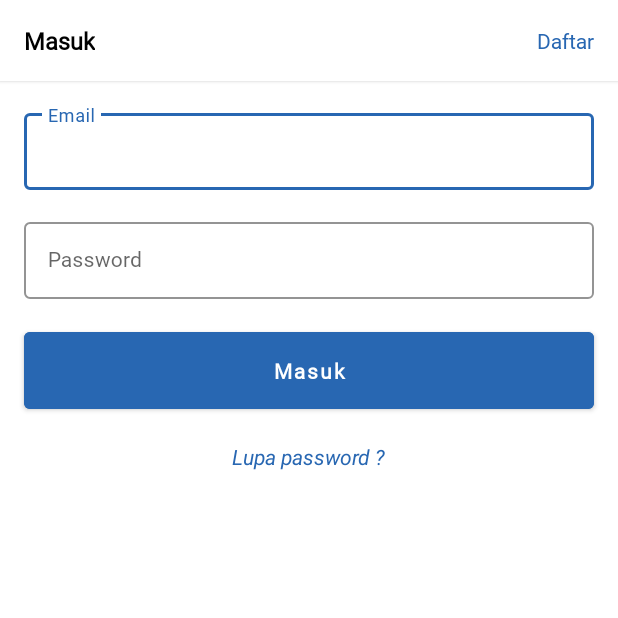
After one commit to maulanarasoky/Dissajob-Applicant, an Android app: the SignInActivity screen opened directly, with no data from a screen before it, on a phone screen of 412 x 824 dp, the top half of it. The commit adds this screen. Run offline under Robolectric (Android 15) with nearby library versions, the phone set to English and light mode, and no system bars.

Commit message:
Designing SignInActivity

```diff
--- a/app/src/main/AndroidManifest.xml
+++ b/app/src/main/AndroidManifest.xml
@@ -9,6 +9,7 @@
         android:roundIcon="@mipmap/ic_launcher_round"
         android:supportsRtl="true"
         android:theme="@style/Theme.DissajobApplicant">
+        <activity android:name=".ui.signin.SignInActivity"></activity>
         <activity android:name=".MainActivity">
             <intent-filter>
                 <action android:name="android.intent.action.MAIN" />
--- /dev/null
+++ b/app/src/main/java/org/d3ifcool/dissajobapplicant/ui/signin/SignInActivity.kt
@@ -0,0 +1,12 @@
+package org.d3ifcool.dissajobapplicant.ui.signin
+
+import androidx.appcompat.app.AppCompatActivity
+import android.os.Bundle
+import org.d3ifcool.dissajobapplicant.R
+
+class SignInActivity : AppCompatActivity() {
+    override fun onCreate(savedInstanceState: Bundle?) {
+        super.onCreate(savedInstanceState)
+        setContentView(R.layout.activity_sign_in)
+    }
+}
--- /dev/null
+++ b/app/src/main/res/drawable/cursor_color.xml
@@ -0,0 +1,5 @@
+<?xml version="1.0" encoding="utf-8"?>
+<shape xmlns:android="http://schemas.android.com/apk/res/android" >
+    <size android:width="1.5dp" />
+    <solid android:color="@color/text_color"  />
+</shape>
--- /dev/null
+++ b/app/src/main/res/drawable/ic_arrow_back_black_24dp.xml
@@ -0,0 +1,10 @@
+<vector xmlns:android="http://schemas.android.com/apk/res/android"
+    android:width="24dp"
+    android:height="24dp"
+    android:viewportWidth="24"
+    android:viewportHeight="24"
+    android:tint="?attr/colorControlNormal">
+  <path
+      android:fillColor="@android:color/black"
+      android:pathData="M17.77,3.77l-1.77,-1.77l-10,10l10,10l1.77,-1.77l-8.23,-8.23z"/>
+</vector>
--- /dev/null
+++ b/app/src/main/res/layout/activity_sign_in.xml
@@ -0,0 +1,109 @@
+<?xml version="1.0" encoding="utf-8"?>
+<androidx.constraintlayout.widget.ConstraintLayout xmlns:android="http://schemas.android.com/apk/res/android"
+    xmlns:app="http://schemas.android.com/apk/res-auto"
+    xmlns:tools="http://schemas.android.com/tools"
+    android:id="@+id/container"
+    android:layout_width="match_parent"
+    android:layout_height="match_parent"
+    android:background="@android:color/white"
+    tools:context=".ui.signin.SignInActivity">
+
+    <include
+        android:id="@+id/header"
+        layout="@layout/sign_in_header"
+        android:layout_width="match_parent"
+        android:layout_height="wrap_content"
+        app:layout_constraintEnd_toEndOf="parent"
+        app:layout_constraintStart_toStartOf="parent"
+        app:layout_constraintTop_toTopOf="parent" />
+
+    <com.google.android.material.textfield.TextInputLayout
+        android:id="@+id/text_input_email"
+        style="@style/Widget.MaterialComponents.TextInputLayout.OutlinedBox"
+        android:layout_width="match_parent"
+        android:layout_height="wrap_content"
+        android:layout_marginStart="@dimen/margin_16dp"
+        android:layout_marginTop="@dimen/margin_16dp"
+        android:layout_marginEnd="@dimen/margin_16dp"
+        android:hint="@string/txt_email"
+        app:boxStrokeColor="@color/colorPrimary"
+        app:layout_constraintEnd_toEndOf="parent"
+        app:layout_constraintStart_toStartOf="parent"
+        app:layout_constraintTop_toBottomOf="@id/header">
+
+        <EditText
+            android:id="@+id/etEmail"
+            android:layout_width="match_parent"
+            android:layout_height="match_parent"
+            android:fontFamily="@font/roboto"
+            android:inputType="textEmailAddress"
+            android:padding="@dimen/margin_16dp"
+            android:textColor="@color/text_color"
+            android:textCursorDrawable="@drawable/cursor_color"
+            android:textSize="14sp" />
+
+    </com.google.android.material.textfield.TextInputLayout>
+
+    <com.google.android.material.textfield.TextInputLayout
+        android:id="@+id/text_input_password"
+        style="@style/Widget.MaterialComponents.TextInputLayout.OutlinedBox"
+        android:layout_width="match_parent"
+        android:layout_height="wrap_content"
+        android:layout_marginStart="@dimen/margin_16dp"
+        android:layout_marginTop="@dimen/margin_16dp"
+        android:layout_marginEnd="@dimen/margin_16dp"
+        android:hint="@string/txt_password"
+        app:boxStrokeColor="@color/colorPrimary"
+        app:layout_constraintEnd_toEndOf="parent"
+        app:layout_constraintStart_toStartOf="parent"
+        app:layout_constraintTop_toBottomOf="@+id/text_input_email">
+
+        <EditText
+            android:id="@+id/etPassword"
+            android:layout_width="match_parent"
+            android:layout_height="match_parent"
+            android:fontFamily="@font/roboto"
+            android:inputType="textPassword"
+            android:padding="@dimen/margin_16dp"
+            android:textColor="@color/text_color"
+            android:textCursorDrawable="@drawable/cursor_color"
+            android:textSize="14sp" />
+
+    </com.google.android.material.textfield.TextInputLayout>
+
+    <Button
+        android:id="@+id/btnSignIn"
+        android:layout_width="match_parent"
+        android:layout_height="wrap_content"
+        android:layout_marginStart="@dimen/margin_16dp"
+        android:layout_marginTop="@dimen/margin_16dp"
+        android:layout_marginEnd="@dimen/margin_16dp"
+        android:backgroundTint="@color/colorPrimary"
+        android:fontFamily="@font/roboto"
+        android:paddingTop="@dimen/margin_16dp"
+        android:paddingBottom="@dimen/margin_16dp"
+        android:text="@string/txt_sign_in"
+        android:textAllCaps="false"
+        android:textColor="@android:color/white"
+        android:textSize="14sp"
+        android:textStyle="bold"
+        app:layout_constraintEnd_toStartOf="parent"
+        app:layout_constraintStart_toStartOf="parent"
+        app:layout_constraintTop_toBottomOf="@+id/text_input_password" />
+
+    <TextView
+        android:id="@+id/tvResetPassword"
+        android:layout_width="wrap_content"
+        android:layout_height="wrap_content"
+        android:layout_marginTop="@dimen/margin_16dp"
+        android:text="@string/txt_lupa_password"
+        android:textColor="@color/colorPrimary"
+        android:background="?attr/selectableItemBackgroundBorderless"
+        android:textSize="14sp"
+        android:textStyle="italic"
+        app:layout_constraintEnd_toEndOf="parent"
+        app:layout_constraintStart_toStartOf="parent"
+        app:layout_constraintTop_toBottomOf="@+id/btnSignIn" />
+
+
+</androidx.constraintlayout.widget.ConstraintLayout>
--- /dev/null
+++ b/app/src/main/res/layout/sign_in_header.xml
@@ -0,0 +1,40 @@
+<?xml version="1.0" encoding="utf-8"?>
+<androidx.constraintlayout.widget.ConstraintLayout xmlns:android="http://schemas.android.com/apk/res/android"
+    xmlns:app="http://schemas.android.com/apk/res-auto"
+    android:layout_width="match_parent"
+    android:layout_height="wrap_content"
+    android:background="@android:color/white"
+    android:elevation="@dimen/elevation_header">
+
+    <TextView
+        android:id="@+id/headerTitle"
+        android:layout_width="wrap_content"
+        android:layout_height="wrap_content"
+        android:layout_marginStart="@dimen/margin_16dp"
+        android:layout_marginTop="@dimen/margin_16dp"
+        android:layout_marginBottom="@dimen/margin_16dp"
+        android:fontFamily="@font/roboto"
+        android:text="@string/txt_sign_in"
+        android:textColor="@color/text_color"
+        android:textSize="16sp"
+        android:textStyle="bold"
+        app:layout_constraintBottom_toBottomOf="parent"
+        app:layout_constraintStart_toStartOf="parent"
+        app:layout_constraintTop_toTopOf="parent" />
+
+    <TextView
+        android:id="@+id/btnSignUp"
+        android:layout_width="wrap_content"
+        android:layout_height="wrap_content"
+        android:layout_marginEnd="@dimen/margin_16dp"
+        android:background="?attr/selectableItemBackgroundBorderless"
+        android:fontFamily="@font/roboto"
+        android:text="@string/txt_sign_up"
+        android:textColor="@color/colorPrimary"
+        android:textSize="14sp"
+        app:layout_constraintBottom_toBottomOf="@id/headerTitle"
+        app:layout_constraintEnd_toEndOf="parent"
+        app:layout_constraintTop_toTopOf="@id/headerTitle" />
+
+
+</androidx.constraintlayout.widget.ConstraintLayout>
--- a/app/src/main/res/values-night/themes.xml
+++ b/app/src/main/res/values-night/themes.xml
@@ -1,16 +1,17 @@
 <resources xmlns:tools="http://schemas.android.com/tools">
     <!-- Base application theme. -->
-    <style name="Theme.DissajobApplicant" parent="Theme.MaterialComponents.DayNight.DarkActionBar">
+    <style name="Theme.DissajobRecruiter" parent="Theme.MaterialComponents.Light.NoActionBar">
         <!-- Primary brand color. -->
-        <item name="colorPrimary">@color/purple_200</item>
-        <item name="colorPrimaryVariant">@color/purple_700</item>
-        <item name="colorOnPrimary">@color/black</item>
+        <item name="colorPrimary">@color/colorPrimary</item>
+        <item name="colorPrimaryVariant">@color/colorPrimary</item>
+        <item name="colorOnPrimary">@color/colorPrimary</item>
         <!-- Secondary brand color. -->
-        <item name="colorSecondary">@color/teal_200</item>
-        <item name="colorSecondaryVariant">@color/teal_200</item>
-        <item name="colorOnSecondary">@color/black</item>
+        <item name="colorSecondary">@color/colorPrimaryDark</item>
+        <item name="colorSecondaryVariant">@color/colorPrimaryDark</item>
+        <item name="colorOnSecondary">@color/colorPrimaryDark</item>
         <!-- Status bar color. -->
-        <item name="android:statusBarColor" tools:targetApi="l">?attr/colorPrimaryVariant</item>
+        <item name="android:statusBarColor" tools:targetApi="l">@color/white</item>
         <!-- Customize your theme here. -->
+        <item name="android:windowLightStatusBar" tools:targetApi="23">true</item>
     </style>
 </resources>
--- a/app/src/main/res/values/colors.xml
+++ b/app/src/main/res/values/colors.xml
@@ -1,10 +1,16 @@
 <?xml version="1.0" encoding="utf-8"?>
 <resources>
-    <color name="purple_200">#FFBB86FC</color>
-    <color name="purple_500">#FF6200EE</color>
-    <color name="purple_700">#FF3700B3</color>
-    <color name="teal_200">#FF03DAC5</color>
-    <color name="teal_700">#FF018786</color>
-    <color name="black">#FF000000</color>
-    <color name="white">#FFFFFFFF</color>
+    <color name="colorPrimary">#2867b2</color>
+    <color name="colorPrimaryDark">#3700B3</color>
+    <color name="colorAccent">#2867b2</color>
+    <color name="softBlack">#353839</color>
+    <color name="white">#FFFFFF</color>
+    <color name="gray">#868E96</color>
+    <color name="red">#fc4747</color>
+    <color name="colorStroke">#DFE5ED</color>
+    <color name="text_color">@android:color/black</color>
+    <color name="preview_text_color">#1BA4EB</color>
+    <color name="sign_out_text_color">#FD2121</color>
+    <color name="preview_bg_btn">#E5F7FF</color>
+    <color name="sign_out_bg_btn">#FFE5E5</color>
 </resources>
--- /dev/null
+++ b/app/src/main/res/values/dimens.xml
@@ -0,0 +1,11 @@
+<?xml version="1.0" encoding="utf-8"?>
+<resources>
+    <dimen name="margin_4dp">4dp</dimen>
+    <dimen name="margin_8dp">8dp</dimen>
+    <dimen name="margin_10dp">10dp</dimen>
+    <dimen name="margin_12dp">12dp</dimen>
+    <dimen name="margin_16dp">16dp</dimen>
+    <dimen name="margin_32dp">32dp</dimen>
+    <dimen name="margin_40dp">40dp</dimen>
+    <dimen name="elevation_header">1.8dp</dimen>
+</resources>
--- a/app/src/main/res/values/strings.xml
+++ b/app/src/main/res/values/strings.xml
@@ -1,3 +1,8 @@
 <resources>
     <string name="app_name">DissajobApplicant</string>
+    <string name="txt_sign_in">Masuk</string>
+    <string name="txt_sign_up">Daftar</string>
+    <string name="txt_email">Email</string>
+    <string name="txt_password">Password</string>
+    <string name="txt_lupa_password">Lupa password ?</string>
 </resources>
--- a/app/src/main/res/values/themes.xml
+++ b/app/src/main/res/values/themes.xml
@@ -1,16 +1,46 @@
 <resources xmlns:tools="http://schemas.android.com/tools">
     <!-- Base application theme. -->
-    <style name="Theme.DissajobApplicant" parent="Theme.MaterialComponents.DayNight.DarkActionBar">
+    <style name="Theme.DissajobApplicant" parent="Theme.MaterialComponents.Light.NoActionBar">
         <!-- Primary brand color. -->
-        <item name="colorPrimary">@color/purple_500</item>
-        <item name="colorPrimaryVariant">@color/purple_700</item>
-        <item name="colorOnPrimary">@color/white</item>
+        <item name="colorPrimary">@color/colorPrimary</item>
+        <item name="colorPrimaryVariant">@color/colorPrimary</item>
+        <item name="colorOnPrimary">@color/colorPrimary</item>
         <!-- Secondary brand color. -->
-        <item name="colorSecondary">@color/teal_200</item>
-        <item name="colorSecondaryVariant">@color/teal_700</item>
-        <item name="colorOnSecondary">@color/black</item>
+        <item name="colorSecondary">@color/colorPrimaryDark</item>
+        <item name="colorSecondaryVariant">@color/colorPrimaryDark</item>
+        <item name="colorOnSecondary">@color/colorPrimaryDark</item>
         <!-- Status bar color. -->
-        <item name="android:statusBarColor" tools:targetApi="l">?attr/colorPrimaryVariant</item>
+        <item name="android:statusBarColor" tools:targetApi="l">@color/white</item>
         <!-- Customize your theme here. -->
+        <item name="android:windowLightStatusBar" tools:targetApi="23">true</item>
     </style>
+
+    <style name="AlertDialogTheme" parent="ThemeOverlay.MaterialComponents.Dialog.Alert">
+        <item name="buttonBarNegativeButtonStyle">@style/NegativeButtonStyle</item>
+        <item name="buttonBarPositiveButtonStyle">@style/PositiveButtonStyle</item>
+    </style>
+
+    <style name="NegativeButtonStyle" parent="Widget.MaterialComponents.Button.TextButton.Dialog">
+        <item name="android:fontFamily">@font/roboto</item>
+        <item name="android:textColor">@color/text_color</item>
+        <item name="android:textSize">14sp</item>
+    </style>
+
+    <style name="PositiveButtonStyle" parent="Widget.MaterialComponents.Button.TextButton.Dialog">
+        <item name="android:fontFamily">@font/roboto</item>
+        <item name="android:textColor">@color/colorPrimary</item>
+        <item name="android:textSize">14sp</item>
+    </style>
+
+    <style name="Toolbar.TitleText" parent="TextAppearance.Widget.AppCompat.Toolbar.Title">
+        <item name="android:textSize">16sp</item>
+        <item name="android:textColor">@color/text_color</item>
+        <item name="android:textStyle">bold</item>
+        <item name="android:fontFamily">@font/roboto</item>
+    </style>
+
+    <style name="JobDetailsToolbar" parent="Base.Theme.AppCompat.Light.DarkActionBar">
+        <item name="android:homeAsUpIndicator">@drawable/ic_arrow_back_black_24dp</item>
+    </style>
+
 </resources>
```
Also changed, not shown: app/src/main/res/font/roboto.ttf (added).
